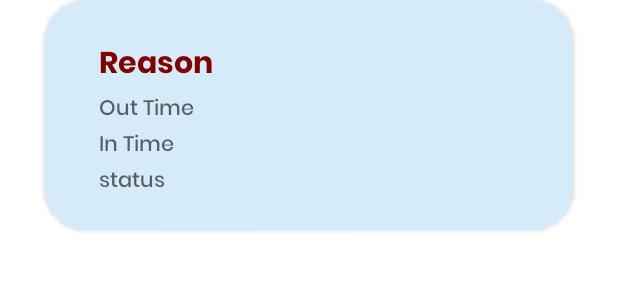
After one commit to sravan30190/Hostel-Management-System, an Android app: the layout item_design.xml on its own in the app's theme, with its tools: preview values and no code run, on a phone screen of 412 x 824 dp. The commit adds this screen. Shown: the top 300 px of the screen. Run offline under Robolectric (Android 15) with nearby library versions, the phone set to English and light mode, and no system bars.

Commit message:
000webhost

```diff
--- a/app/build.gradle
+++ b/app/build.gradle
@@ -35,6 +35,7 @@ dependencies {
     implementation 'androidx.constraintlayout:constraintlayout:2.0.4'
     implementation 'com.google.android.material:material:1.4.0-alpha01'
     implementation 'androidx.legacy:legacy-support-v4:1.0.0'
+    implementation 'androidx.recyclerview:recyclerview:1.2.0-rc01'
     testImplementation 'junit:junit:4.+'
     androidTestImplementation 'androidx.test.ext:junit:1.1.2'
     androidTestImplementation 'androidx.test.espresso:espresso-core:3.3.0'
--- a/app/src/main/res/layout/activity_homepage.xml
+++ b/app/src/main/res/layout/activity_homepage.xml
@@ -29,9 +29,7 @@
         app:mbn_circleColor="#b32929"
         app:mbn_countBackgroundColor="#ff6f00"
         app:mbn_countTextColor="#ffffff"
-
         app:mbn_defaultIconColor="@color/black"
-
         app:mbn_rippleColor="#2f424242"
         app:mbn_selectedIconColor="#ffffff"
         app:mbn_shadowColor="#1f212121" />
--- /dev/null
+++ b/app/src/main/res/layout/item_design.xml
@@ -0,0 +1,82 @@
+<?xml version="1.0" encoding="utf-8"?>
+<androidx.constraintlayout.widget.ConstraintLayout xmlns:android="http://schemas.android.com/apk/res/android"
+    xmlns:tools="http://schemas.android.com/tools"
+    android:layout_width="match_parent"
+    android:layout_height="wrap_content"
+    xmlns:app="http://schemas.android.com/apk/res-auto">
+    <androidx.cardview.widget.CardView
+        app:cardCornerRadius="28dp"
+        android:id="@+id/card"
+        android:layout_width="match_parent"
+        android:layout_height="wrap_content"
+        android:layout_marginLeft="30dp"
+        android:layout_marginRight="30dp"
+        android:layout_marginTop="10dp"
+        tools:ignore="MissingConstraints">
+        <LinearLayout
+            android:background="#D6EBFA"
+            android:layout_width="match_parent"
+            android:orientation="vertical"
+            android:layout_height="match_parent">
+            <LinearLayout
+                android:orientation="horizontal"
+                android:layout_marginLeft="30dp"
+                android:layout_marginTop="20dp"
+                android:layout_marginRight="30dp"
+                android:layout_marginBottom="20dp"
+                android:layout_width="match_parent"
+                android:layout_height="wrap_content">
+
+
+                <LinearLayout
+                    android:id="@+id/permssionform"
+                    android:layout_width="match_parent"
+                    android:layout_height="wrap_content"
+                    android:orientation="vertical">
+
+                    <TextView
+                        android:layout_width="wrap_content"
+                        android:layout_height="wrap_content"
+                        android:fontFamily="@font/poppinsbold"
+                        android:text="Reason"
+                        android:id="@+id/hreason"
+                        android:textColor="@color/red"
+                        android:layout_marginTop="6dp"
+                        android:layout_marginLeft="6dp"
+                        android:textSize="20dp" />
+
+
+                    <TextView
+                        android:layout_marginLeft="6dp"
+                        android:id="@+id/houttime"
+                        android:layout_width="match_parent"
+                        android:layout_height="match_parent"
+                        android:fontFamily="@font/poppinsmedium"
+                        android:hint="Out Time" />
+
+                    <TextView
+                        android:id="@+id/hintime"
+                        android:layout_width="match_parent"
+                        android:layout_height="match_parent"
+                        android:layout_marginLeft="6dp"
+                        android:fontFamily="@font/poppinsmedium"
+                        android:hint="In Time" />
+                    <TextView
+                        android:id="@+id/hstatus"
+                        android:layout_width="match_parent"
+                        android:layout_height="match_parent"
+                        android:layout_marginLeft="6dp"
+                        android:fontFamily="@font/poppinsmedium"
+                        android:hint="status" />
+                </LinearLayout>
+            </LinearLayout>
+        </LinearLayout>
+    </androidx.cardview.widget.CardView>
+    <LinearLayout
+        app:layout_constraintTop_toBottomOf="@+id/card"
+        android:layout_width="match_parent"
+        android:layout_height="20dp">
+
+    </LinearLayout>
+
+</androidx.constraintlayout.widget.ConstraintLayout>
```
Also changed, not shown: app/src/main/java/com/example/term/Adapter.java (added, +65 -0 lines), app/src/main/java/com/example/term/HistoryFragment.java (+77 -2 lines), app/src/main/java/com/example/term/ModelClass.java (added, +31 -0 lines), app/src/main/res/layout/fragment_history.xml (+21 -3 lines).
